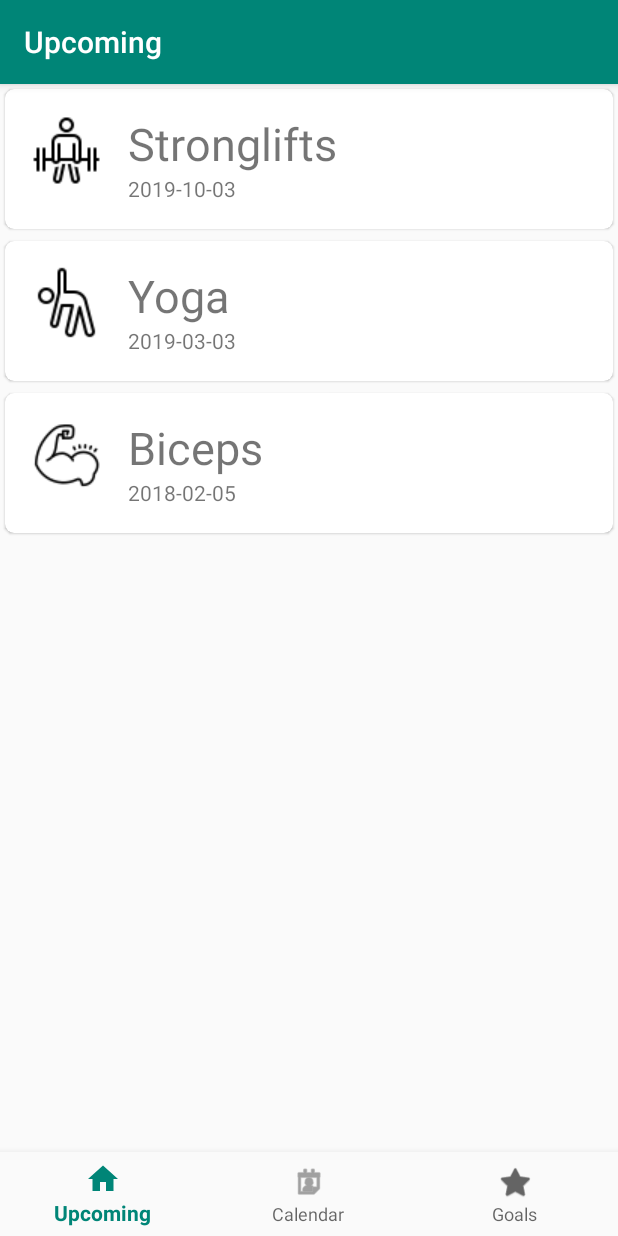
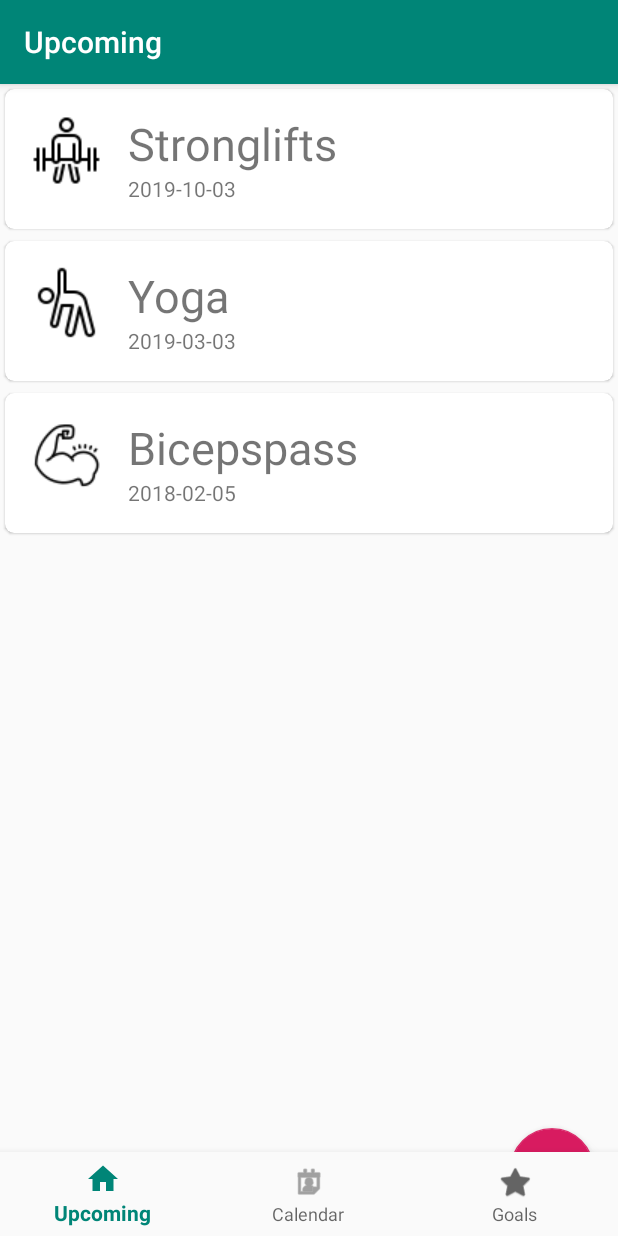
Before and after one commit to DecibelM/OOP_TDA367, an Android app: the screen it shows after launch (MainActivity), on a phone screen of 412 x 824 dp. Run offline under Robolectric (Android 15) with nearby library versions, the phone set to English and light mode, and no system bars; our stand-ins replace navigation-ui.

Commit message:
Added comments

```diff
--- a/TrainingApp/app/src/main/java/com/traininapp/View/SessionAdapter.java
+++ b/TrainingApp/app/src/main/java/com/traininapp/View/SessionAdapter.java
@@ -18,10 +18,12 @@
 
     private List<Session> sessionList;
 
+    // Adapter constructor
     public SessionAdapter(List<Session> sessionList) {
         this.sessionList = sessionList;
     }
 
+    // Creates new views (invoked by the layout manager)
     @Override
     public SessionViewHolder onCreateViewHolder(ViewGroup parent, int viewType) {
         LayoutInflater layoutInflater = LayoutInflater.from(parent.getContext());
@@ -29,6 +31,7 @@
         return new SessionViewHolder(view);
     }
 
+    // Replaces the contents of the view (invoked by the layout manager)
     @Override
     public void onBindViewHolder(SessionViewHolder holder, int position) {
         holder.txtSessionName.setText(sessionList.get(position).getName());
@@ -36,11 +39,13 @@
         holder.imgSessionImage.setImageResource(sessionList.get(position).getSessionImage());
     }
 
+    // Return the size of sessionList (invoked by the layout manager)
     @Override
     public int getItemCount() {
         return sessionList.size();
     }
 
+    // Provide a reference to the views for each data item
     class SessionViewHolder extends RecyclerView.ViewHolder {
 
         TextView txtSessionName, txtSessionDate;
--- a/TrainingApp/app/src/main/java/com/traininapp/View/UpcomingFragment.java
+++ b/TrainingApp/app/src/main/java/com/traininapp/View/UpcomingFragment.java
@@ -23,29 +23,40 @@
 
     private RecyclerView recyclerView;
     private SessionAdapter adapter;
-    private List<Session> employeeArrayList;
+    private List<Session> sessionList;
     private View view;
 
     @Nullable
     @Override
     public View onCreateView(@NonNull LayoutInflater inflater, @Nullable ViewGroup container, @Nullable Bundle savedInstanceState) {
+
+        // Connecting to fragment_upcoming.xml
         view = inflater.inflate(R.layout.fragment_upcoming, null);
 
-        employeeArrayList = new ArrayList<>();
+        // Initializing the list of sessions and add sessions
+        sessionList = new ArrayList<>();
         createSessionList();
 
+        // Changes in content does not change layout size, set
+        // to true for improved performance
         recyclerView = (RecyclerView) view.findViewById(R.id.recycler_view);
-        adapter = new SessionAdapter(employeeArrayList);
+        recyclerView.setHasFixedSize(true);
+
+        // Specifying the adapter
+        adapter = new SessionAdapter(sessionList);
+        recyclerView.setAdapter(adapter);
+
+        // Using a linear layout manager
         RecyclerView.LayoutManager layoutManager = new LinearLayoutManager(UpcomingFragment.super.getContext());
         recyclerView.setLayoutManager(layoutManager);
-        recyclerView.setAdapter(adapter);
+
         return view;
     }
 
     public void createSessionList(){
-        employeeArrayList.add(new Session("Stronglifts", LocalDate.now(), R.drawable.workout_1));
-        employeeArrayList.add(new Session("Yoga", LocalDate.of(2019,3,3), R.drawable.workout_2));
-        employeeArrayList.add(new Session("Biceps", LocalDate.of(2018,2,5),R.drawable.workout_3));
+        sessionList.add(new Session("Stronglifts", LocalDate.now(), R.drawable.workout_1));
+        sessionList.add(new Session("Yoga", LocalDate.of(2019,3,3), R.drawable.workout_2));
+        sessionList.add(new Session("Bicepspass", LocalDate.of(2018,2,5),R.drawable.workout_3));
     }
 
 }
--- a/TrainingApp/app/src/main/res/layout/fragment_upcoming.xml
+++ b/TrainingApp/app/src/main/res/layout/fragment_upcoming.xml
@@ -1,14 +1,25 @@
 <?xml version="1.0" encoding="utf-8"?>
-<RelativeLayout xmlns:android="http://schemas.android.com/apk/res/android"
+<androidx.coordinatorlayout.widget.CoordinatorLayout xmlns:android="http://schemas.android.com/apk/res/android"
     xmlns:tools="http://schemas.android.com/tools"
+    xmlns:app="http://schemas.android.com/apk/res-auto"
     android:id="@+id/activity_upcoming_sessions"
     android:layout_width="match_parent"
     android:layout_height="match_parent"
     tools:context="View.UpcomingFragment">
 
+    <!-- Recycler view for displaying the rows of sessions -->
     <androidx.recyclerview.widget.RecyclerView
         android:id="@+id/recycler_view"
         android:layout_width="match_parent"
         android:layout_height="match_parent"/>
 
-</RelativeLayout>
+    <!-- Floating action button, directs the user to add session page when pressed -->
+    <com.google.android.material.floatingactionbutton.FloatingActionButton
+        android:layout_width="wrap_content"
+        android:layout_height="wrap_content"
+        android:layout_gravity="bottom|end"
+        android:layout_margin="16dp"
+        app:layout_anchor="@id/recycler_view"
+        app:layout_anchorGravity="bottom|right|end" />
+
+</androidx.coordinatorlayout.widget.CoordinatorLayout>
```
